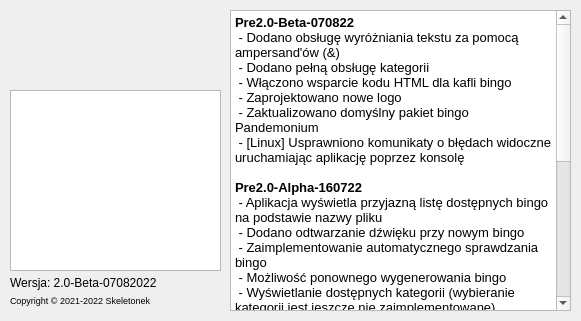
Skeletonek/Bingomonium, file Project/mainwindow.ui: the form before one commit.
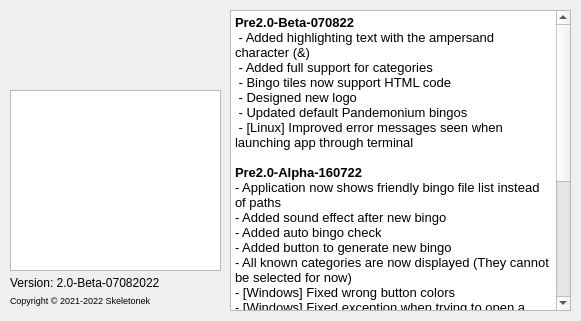
The form after the commit. Icons and pictures are not drawn.

Commit message:
Made english the default language
Polish language is now automatically detected based of system locale

What changed in the file:
```diff
--- a/Project/mainwindow.ui
+++ b/Project/mainwindow.ui
@@ -48,7 +48,7 @@
      </font>
     </property>
     <property name="text">
-     <string>Wersja: 2.0-Beta-07082022</string>
+     <string>Version: 2.0-Beta-07082022</string>
     </property>
     <property name="alignment">
      <set>Qt::AlignLeading|Qt::AlignLeft|Qt::AlignTop</set>
@@ -109,33 +109,33 @@
 p, li { white-space: pre-wrap; }
 &lt;/style&gt;&lt;/head&gt;&lt;body style=&quot; font-family:'Noto Sans'; font-size:10pt; font-weight:400; font-style:normal;&quot;&gt;
 &lt;p style=&quot; margin-top:0px; margin-bottom:0px; margin-left:0px; margin-right:0px; -qt-block-indent:0; text-indent:0px;&quot;&gt;&lt;span style=&quot; font-weight:600;&quot;&gt;Pre2.0-Beta-070822&lt;/span&gt;&lt;/p&gt;
-&lt;p style=&quot; margin-top:0px; margin-bottom:0px; margin-left:0px; margin-right:0px; -qt-block-indent:0; text-indent:0px;&quot;&gt; - Dodano obsługę wyróżniania tekstu za pomocą ampersand'ów (&amp;amp;)&lt;/p&gt;
-&lt;p style=&quot; margin-top:0px; margin-bottom:0px; margin-left:0px; margin-right:0px; -qt-block-indent:0; text-indent:0px;&quot;&gt; - Dodano pełną obsługę kategorii&lt;/p&gt;
-&lt;p style=&quot; margin-top:0px; margin-bottom:0px; margin-left:0px; margin-right:0px; -qt-block-indent:0; text-indent:0px;&quot;&gt; - Włączono wsparcie kodu HTML dla kafli bingo&lt;/p&gt;
-&lt;p style=&quot; margin-top:0px; margin-bottom:0px; margin-left:0px; margin-right:0px; -qt-block-indent:0; text-indent:0px;&quot;&gt; - Zaprojektowano nowe logo&lt;/p&gt;
-&lt;p style=&quot; margin-top:0px; margin-bottom:0px; margin-left:0px; margin-right:0px; -qt-block-indent:0; text-indent:0px;&quot;&gt; - Zaktualizowano domyślny pakiet bingo Pandemonium &lt;/p&gt;
-&lt;p style=&quot; margin-top:0px; margin-bottom:0px; margin-left:0px; margin-right:0px; -qt-block-indent:0; text-indent:0px;&quot;&gt; - [Linux] Usprawniono komunikaty o błędach widoczne uruchamiając aplikację poprzez konsolę&lt;/p&gt;
+&lt;p style=&quot; margin-top:0px; margin-bottom:0px; margin-left:0px; margin-right:0px; -qt-block-indent:0; text-indent:0px;&quot;&gt; - Added highlighting text with the ampersand character (&amp;amp;)&lt;/p&gt;
+&lt;p style=&quot; margin-top:0px; margin-bottom:0px; margin-left:0px; margin-right:0px; -qt-block-indent:0; text-indent:0px;&quot;&gt; - Added full support for categories&lt;/p&gt;
+&lt;p style=&quot; margin-top:0px; margin-bottom:0px; margin-left:0px; margin-right:0px; -qt-block-indent:0; text-indent:0px;&quot;&gt; - Bingo tiles now support HTML code&lt;/p&gt;
+&lt;p style=&quot; margin-top:0px; margin-bottom:0px; margin-left:0px; margin-right:0px; -qt-block-indent:0; text-indent:0px;&quot;&gt; - Designed new logo&lt;/p&gt;
+&lt;p style=&quot; margin-top:0px; margin-bottom:0px; margin-left:0px; margin-right:0px; -qt-block-indent:0; text-indent:0px;&quot;&gt; - Updated default Pandemonium bingos&lt;/p&gt;
+&lt;p style=&quot; margin-top:0px; margin-bottom:0px; margin-left:0px; margin-right:0px; -qt-block-indent:0; text-indent:0px;&quot;&gt; - [Linux] Improved error messages seen when launching app through terminal&lt;/p&gt;
 &lt;p style=&quot;-qt-paragraph-type:empty; margin-top:0px; margin-bottom:0px; margin-left:0px; margin-right:0px; -qt-block-indent:0; text-indent:0px; font-weight:600;&quot;&gt;&lt;br /&gt;&lt;/p&gt;
 &lt;p style=&quot; margin-top:0px; margin-bottom:0px; margin-left:0px; margin-right:0px; -qt-block-indent:0; text-indent:0px;&quot;&gt;&lt;span style=&quot; font-weight:600;&quot;&gt;Pre2.0-Alpha-160722&lt;/span&gt;&lt;/p&gt;
-&lt;p style=&quot; margin-top:0px; margin-bottom:0px; margin-left:0px; margin-right:0px; -qt-block-indent:0; text-indent:0px;&quot;&gt; - Aplikacja wyświetla przyjazną listę dostępnych bingo na podstawie nazwy pliku&lt;/p&gt;
-&lt;p style=&quot; margin-top:0px; margin-bottom:0px; margin-left:0px; margin-right:0px; -qt-block-indent:0; text-indent:0px;&quot;&gt; - Dodano odtwarzanie dźwięku przy nowym bingo&lt;/p&gt;
-&lt;p style=&quot; margin-top:0px; margin-bottom:0px; margin-left:0px; margin-right:0px; -qt-block-indent:0; text-indent:0px;&quot;&gt; - Zaimplementowanie automatycznego sprawdzania bingo&lt;/p&gt;
-&lt;p style=&quot; margin-top:0px; margin-bottom:0px; margin-left:0px; margin-right:0px; -qt-block-indent:0; text-indent:0px;&quot;&gt; - Możliwość ponownego wygenerowania bingo&lt;/p&gt;
-&lt;p style=&quot; margin-top:0px; margin-bottom:0px; margin-left:0px; margin-right:0px; -qt-block-indent:0; text-indent:0px;&quot;&gt; - Wyświetlanie dostępnych kategorii (wybieranie kategorii jest jeszcze nie zaimplementowane)&lt;/p&gt;
-&lt;p style=&quot; margin-top:0px; margin-bottom:0px; margin-left:0px; margin-right:0px; -qt-block-indent:0; text-indent:0px;&quot;&gt; - [Windows] Naprawiono błędne kolory przycisków &lt;/p&gt;
-&lt;p style=&quot; margin-top:0px; margin-bottom:0px; margin-left:0px; margin-right:0px; -qt-block-indent:0; text-indent:0px;&quot;&gt; - [Windows] Naprawiono błąd przy próbie otwarcia bingo z polskimi znakami w nazwie&lt;/p&gt;
+&lt;p style=&quot; margin-top:0px; margin-bottom:0px; margin-left:0px; margin-right:0px; -qt-block-indent:0; text-indent:0px;&quot;&gt;- Application now shows friendly bingo file list instead of paths&lt;/p&gt;
+&lt;p style=&quot; margin-top:0px; margin-bottom:0px; margin-left:0px; margin-right:0px; -qt-block-indent:0; text-indent:0px;&quot;&gt;- Added sound effect after new bingo&lt;/p&gt;
+&lt;p style=&quot; margin-top:0px; margin-bottom:0px; margin-left:0px; margin-right:0px; -qt-block-indent:0; text-indent:0px;&quot;&gt;- Added auto bingo check&lt;/p&gt;
+&lt;p style=&quot; margin-top:0px; margin-bottom:0px; margin-left:0px; margin-right:0px; -qt-block-indent:0; text-indent:0px;&quot;&gt;- Added button to generate new bingo&lt;/p&gt;
+&lt;p style=&quot; margin-top:0px; margin-bottom:0px; margin-left:0px; margin-right:0px; -qt-block-indent:0; text-indent:0px;&quot;&gt;- All known categories are now displayed (They cannot be selected for now)&lt;/p&gt;
+&lt;p style=&quot; margin-top:0px; margin-bottom:0px; margin-left:0px; margin-right:0px; -qt-block-indent:0; text-indent:0px;&quot;&gt;- [Windows] Fixed wrong button colors&lt;/p&gt;
+&lt;p style=&quot; margin-top:0px; margin-bottom:0px; margin-left:0px; margin-right:0px; -qt-block-indent:0; text-indent:0px;&quot;&gt;- [Windows] Fixed exception when trying to open a bingo with non-standard characters in filename&lt;/p&gt;
 &lt;p style=&quot;-qt-paragraph-type:empty; margin-top:0px; margin-bottom:0px; margin-left:0px; margin-right:0px; -qt-block-indent:0; text-indent:0px; font-weight:600;&quot;&gt;&lt;br /&gt;&lt;/p&gt;
 &lt;p style=&quot; margin-top:0px; margin-bottom:0px; margin-left:0px; margin-right:0px; -qt-block-indent:0; text-indent:0px;&quot;&gt;&lt;span style=&quot; font-weight:600;&quot;&gt;Pre2.0-Alpha-080722&lt;/span&gt;&lt;/p&gt;
-&lt;p style=&quot; margin-top:0px; margin-bottom:0px; margin-left:0px; margin-right:0px; -qt-block-indent:0; text-indent:0px;&quot;&gt; - Naprawiono błędne czytanie plików innych niż CS:GO Pandemonium Bingo&lt;/p&gt;
-&lt;p style=&quot; margin-top:0px; margin-bottom:0px; margin-left:0px; margin-right:0px; -qt-block-indent:0; text-indent:0px;&quot;&gt; - Naprawiono powtarzalne zachowanie generatora liczb pseudolosowych&lt;/p&gt;
-&lt;p style=&quot; margin-top:0px; margin-bottom:0px; margin-left:0px; margin-right:0px; -qt-block-indent:0; text-indent:0px;&quot;&gt; - Zwiększono rozmiar tekstu w przyciskach&lt;/p&gt;
-&lt;p style=&quot; margin-top:0px; margin-bottom:0px; margin-left:0px; margin-right:0px; -qt-block-indent:0; text-indent:0px;&quot;&gt; - Dodanie Rocket League Pandemonium Bingo&lt;/p&gt;
+&lt;p style=&quot; margin-top:0px; margin-bottom:0px; margin-left:0px; margin-right:0px; -qt-block-indent:0; text-indent:0px;&quot;&gt;- Fixed wrong reading other bingo files than form built-in CSGO&lt;/p&gt;
+&lt;p style=&quot; margin-top:0px; margin-bottom:0px; margin-left:0px; margin-right:0px; -qt-block-indent:0; text-indent:0px;&quot;&gt;- Fixed predictive RNG behaviour&lt;/p&gt;
+&lt;p style=&quot; margin-top:0px; margin-bottom:0px; margin-left:0px; margin-right:0px; -qt-block-indent:0; text-indent:0px;&quot;&gt;- Increased size of labels on QPushButtons&lt;/p&gt;
+&lt;p style=&quot; margin-top:0px; margin-bottom:0px; margin-left:0px; margin-right:0px; -qt-block-indent:0; text-indent:0px;&quot;&gt;- Added Rocket League Pandemonium Bingo&lt;/p&gt;
 &lt;p style=&quot;-qt-paragraph-type:empty; margin-top:0px; margin-bottom:0px; margin-left:0px; margin-right:0px; -qt-block-indent:0; text-indent:0px;&quot;&gt;&lt;br /&gt;&lt;/p&gt;
 &lt;p style=&quot; margin-top:0px; margin-bottom:0px; margin-left:0px; margin-right:0px; -qt-block-indent:0; text-indent:0px;&quot;&gt;&lt;span style=&quot; font-weight:600;&quot;&gt;Pre2.0-Alpha-060722&lt;/span&gt;&lt;/p&gt;
-&lt;p style=&quot; margin-top:0px; margin-bottom:0px; margin-left:0px; margin-right:0px; -qt-block-indent:0; text-indent:0px;&quot;&gt; - Udostępnienie pierwszej wersji Bingomonium&lt;/p&gt;
-&lt;p style=&quot; margin-top:0px; margin-bottom:0px; margin-left:0px; margin-right:0px; -qt-block-indent:0; text-indent:0px;&quot;&gt; - Bingomonium to rework aplikacji PandemoniumBingo&lt;/p&gt;
-&lt;p style=&quot; margin-top:0px; margin-bottom:0px; margin-left:0px; margin-right:0px; -qt-block-indent:0; text-indent:0px;&quot;&gt; - Aplikacja została przepisana z środowiska WPF (C#) do Qt (C++)&lt;/p&gt;
-&lt;p style=&quot; margin-top:0px; margin-bottom:0px; margin-left:0px; margin-right:0px; -qt-block-indent:0; text-indent:0px;&quot;&gt; - Dodano CS:GO Pandemonium Bingo&lt;/p&gt;&lt;/body&gt;&lt;/html&gt;</string>
+&lt;p style=&quot; margin-top:0px; margin-bottom:0px; margin-left:0px; margin-right:0px; -qt-block-indent:0; text-indent:0px;&quot;&gt; - First version of Bingomonium&lt;/p&gt;
+&lt;p style=&quot; margin-top:0px; margin-bottom:0px; margin-left:0px; margin-right:0px; -qt-block-indent:0; text-indent:0px;&quot;&gt; - It's a rework of previous PandemoniumBingo app&lt;/p&gt;
+&lt;p style=&quot; margin-top:0px; margin-bottom:0px; margin-left:0px; margin-right:0px; -qt-block-indent:0; text-indent:0px;&quot;&gt; - It was rewrtten to Qt (C++) from WPF (C#)&lt;/p&gt;
+&lt;p style=&quot; margin-top:0px; margin-bottom:0px; margin-left:0px; margin-right:0px; -qt-block-indent:0; text-indent:0px;&quot;&gt; - Added CS:GO Pandemonium Bingo&lt;/p&gt;&lt;/body&gt;&lt;/html&gt;</string>
     </property>
    </widget>
    <widget class="QLabel" name="label_iconLogo">
```
The commit also changes 7 other files.
